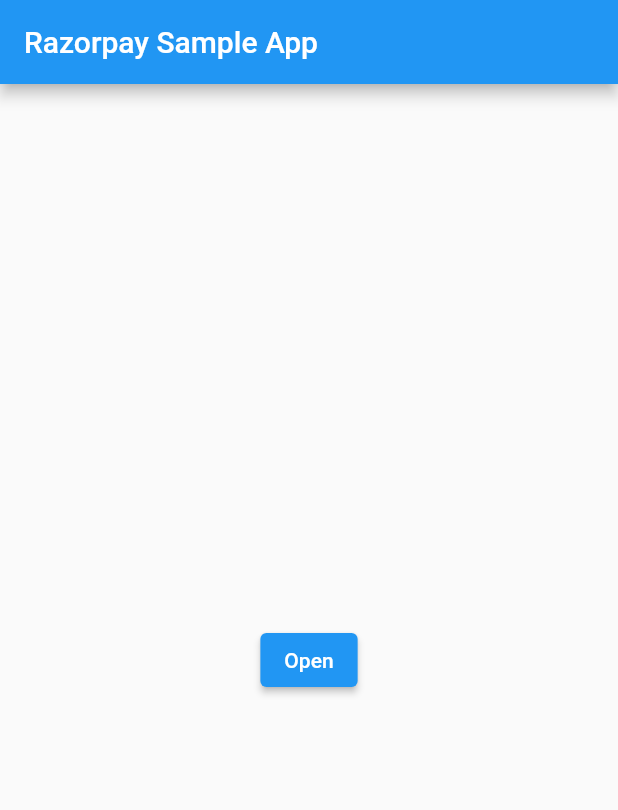
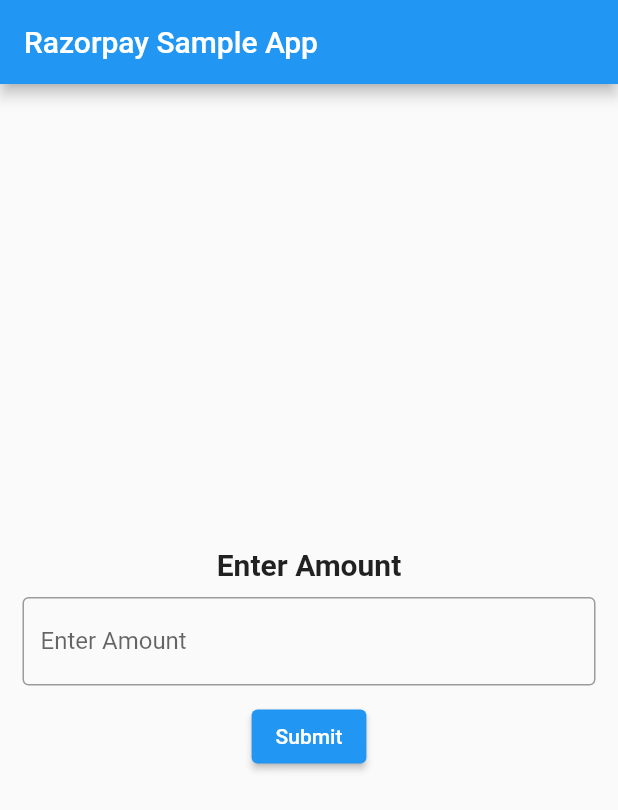
Before and after one commit to akashkoffeekodes/Plugins, a Flutter app: the Pluginclass screen opened directly, scrolled down 1152 dp, after a tap on "razorpay_flutter:", on a phone screen of 412 x 824 dp. Shown: the top 810 px of the screen. Run offline on Flutter 3.47's test engine with Material 2 defaults, Android fonts, the phone set to English and light mode, and no system bars; our stand-ins replace cached_network_image, carousel_pro, carousel_slider, cloud_firestore, device_info, firebase_core and 30 more; missing offline and left inert: agora_rtc_engine, background_location, country_pickers, declarative_refresh_indicator, flutter_barcode_scanner, flutter_polyline_points and 4 more; accounts and stored records are empty.

Commit message:
19/4/2021   3:12

```diff
--- a/lib/main.dart
+++ b/lib/main.dart
@@ -126,6 +126,8 @@ Future<void> main() async {
 
 
   runApp(const MyApp());
+
+
   fcmSubscribe();
 }
 fcmSubscribe() async {
@@ -191,7 +193,7 @@ class _MyAppState extends State<MyApp> {
         theme: ThemeData(
           primarySwatch: Colors.blue,
         ),
-        home:IndexPage(),
+        home:MyApp10(),
 
 
       //  LanguagePage(),
@@ -580,7 +582,7 @@ class _PluginclassState extends State<Pluginclass> {
                   onPressed: () {
                     Navigator.push(
                       context,
-                      MaterialPageRoute(builder: (context) => Maps ()),
+                      MaterialPageRoute(builder: (context) => Maps()),
                     );
                   },
                   child: Text("Map Marker")),
--- a/lib/razorpay.dart
+++ b/lib/razorpay.dart
@@ -1,8 +1,7 @@
+import 'package:flutter/cupertino.dart';
 import 'package:flutter/material.dart';
 import 'package:flutter/services.dart';
-
 import 'package:razorpay_flutter/razorpay_flutter.dart';
-
 import 'package:fluttertoast/fluttertoast.dart';
 
 
@@ -16,21 +15,36 @@ class _MyApp10State extends State<MyApp10> {
   static const platform = const MethodChannel("razorpay_flutter");
 
    Razorpay _razorpay;
+   TextEditingController amount = TextEditingController();
 
   @override
   Widget build(BuildContext context) {
     return MaterialApp(
       home: Scaffold(
-
         appBar: AppBar(
           title: const Text('Razorpay Sample App'),
         ),
-        body: Center(
-            child: Row(
-                mainAxisAlignment: MainAxisAlignment.center,
-                children: <Widget>[
-                  ElevatedButton(onPressed: openCheckout, child: Text('Open'))
-                ])),
+        body: Padding(
+          padding: const EdgeInsets.all(15),
+          child: Column(
+            mainAxisAlignment: MainAxisAlignment.center,
+            children: [
+
+              Text("Enter Amount", style: TextStyle(fontWeight: FontWeight.bold,fontSize: 20),textAlign: TextAlign.center,),
+              SizedBox(height: 10,),
+              TextField(
+                controller: amount,
+                keyboardType: TextInputType.number,
+                decoration: InputDecoration(
+                  border: OutlineInputBorder(),
+                  labelText: "Enter Amount"
+                ),
+              ),
+                SizedBox(height: 10,),
+                ElevatedButton(onPressed: openCheckout, child: Text('Submit')),
+            ],
+          ),
+        ),
       ),
     );
   }
@@ -52,13 +66,14 @@ class _MyApp10State extends State<MyApp10> {
 
   void openCheckout() async {
     var options = {
-      'key': 'rzp_live_ILgsfZCZoFIKMb',
-      'amount': 100,
-      'name': 'Acme Corp.',
+    //  'key': 'rzp_test_kugnpqevx7BjiS',
+      'key': 'rzp_test_YPJu0Z0fo0lQSU',
+      'amount': int.parse(amount.text ) * 100,
+      'name': 'Panchratna Fashion',
       'description': 'Fine T-Shirt',
       'retry': {'enabled': true, 'max_count': 1},
       'send_sms_hash': true,
-      'prefill': {'contact': '8888888888', 'email': 'test@razorpay.com'},
+      'prefill': {'contact': '8866609678', 'email': 'akashlike.v@gmail.com'},
       'external': {
         'wallets': ['paytm']
       }
@@ -73,19 +88,49 @@ class _MyApp10State extends State<MyApp10> {
 
   void _handlePaymentSuccess(PaymentSuccessResponse response) {
     Fluttertoast.showToast(
-        msg: "SUCCESS: " + response.paymentId,
-        toastLength: Toast.LENGTH_SHORT);
+        msg: "Your Payment Will Sucessful"
+          //  + response.paymentId,
+       // toastLength: Toast.LENGTH_SHORT
+    );
   }
 
   void _handlePaymentError(PaymentFailureResponse response) {
+    Notification();
     Fluttertoast.showToast(
-        msg: "ERROR: " + response.code.toString() + " - " + response.message,
-        toastLength: Toast.LENGTH_SHORT);
+        msg: "Your Payment Will Be Fail"
+         //   + response.code.toString()
+        //    + " - " + response.message,
+      //  toastLength: Toast.LENGTH_SHORT
+
+    );
   }
 
   void _handleExternalWallet(ExternalWalletResponse response) {
     Fluttertoast.showToast(
-        msg: "EXTERNAL_WALLET: " + response.walletName,
-        toastLength: Toast.LENGTH_SHORT);
+        msg: "EXTERNAL_WALLET: "
+         //   + response.walletName,
+      //  toastLength: Toast.LENGTH_SHORT
+    );
   }
 }
+
+class Notification extends StatefulWidget {
+  const Notification({Key key}) : super(key: key);
+
+  @override
+  _NotificationState createState() => _NotificationState();
+}
+
+class _NotificationState extends State<Notification> {
+  @override
+  Widget build(BuildContext context) {
+    return Scaffold(
+      body: Column(
+        mainAxisAlignment: MainAxisAlignment.center,
+        children: [
+
+        ],
+      ),
+    );
+  }
+}
```
Also changed, not shown: lib/cashfree.dart (added).
